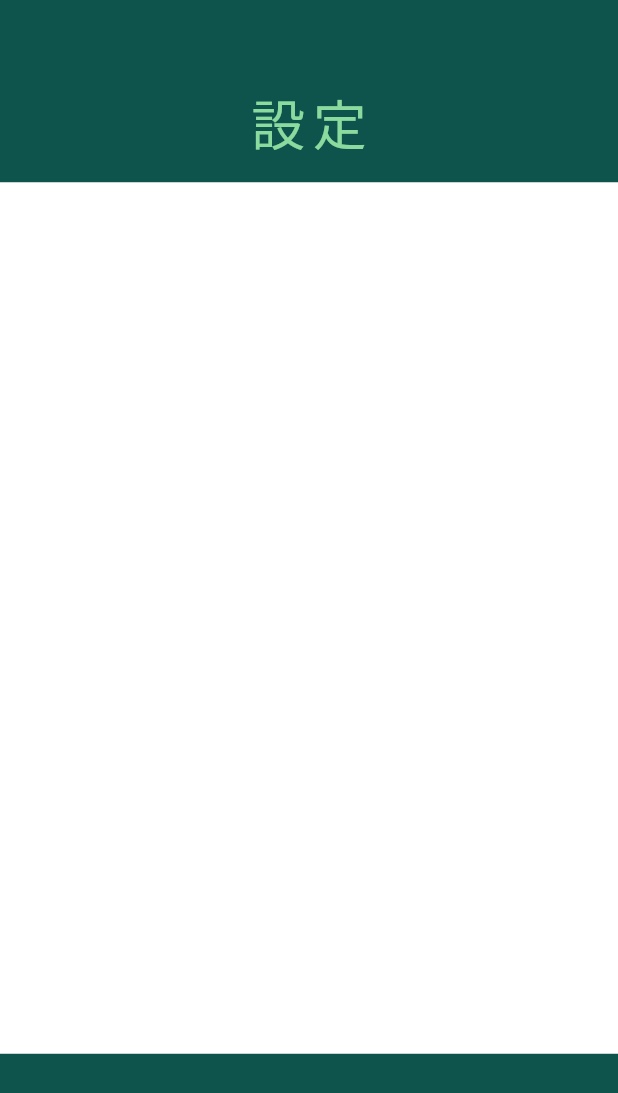
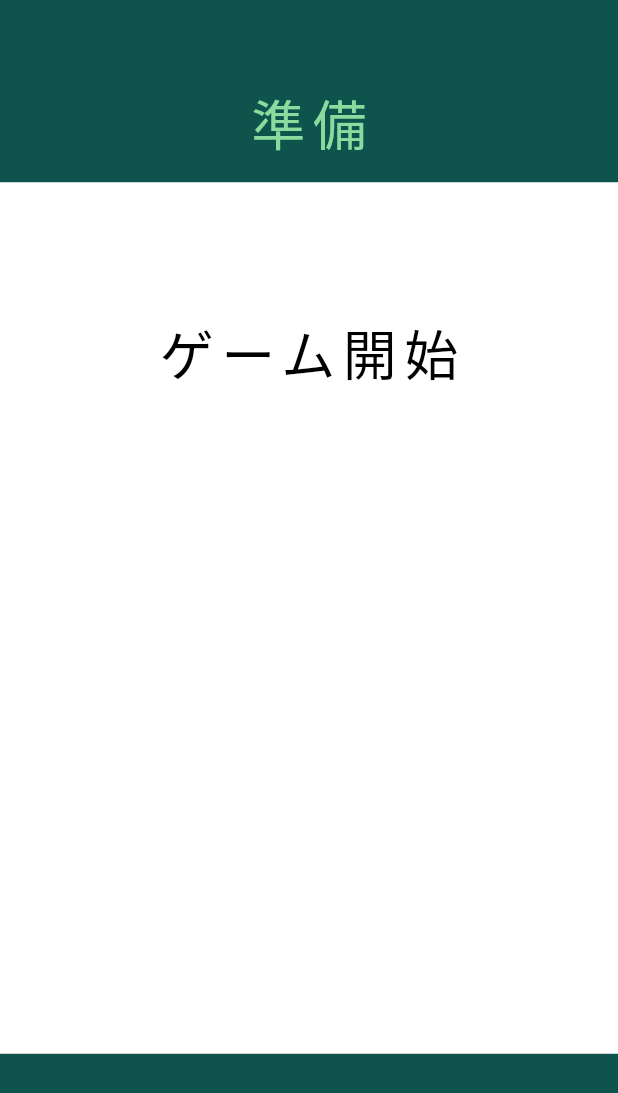
Before and after one commit to SaKkuSO10/digi_memori, a Flutter app: the SettingPage screen opened directly, on a phone screen of 412 x 824 dp. Shown: the top 1093 px of the screen. Run offline on Flutter 3.47's test engine with Material 3 defaults, Android fonts, the phone set to English and light mode, and no system bars; missing offline and left inert: flutter_timer_countdown.

Commit message:
fix:setteingpage

```diff
--- a/digigage/lib/pages/01_home_page.dart
+++ b/digigage/lib/pages/01_home_page.dart
@@ -23,7 +23,7 @@ class HomePage extends StatelessWidget {
                   onPressed:(){
                     Navigator.push(
                         context,
-                        MaterialPageRoute(builder:(context) => PreparetionPage()),
+                        MaterialPageRoute(builder:(context) => SettingPage()),
                     );
                 },
                 child: Text(
--- a/digigage/lib/pages/02_setting_page.dart
+++ b/digigage/lib/pages/02_setting_page.dart
@@ -33,7 +33,7 @@ class _SettingPageState extends State<SettingPage>{
                                 height: 163,
                                 alignment: Alignment.center,
                                 child: const Text(
-                                    '設定',
+                                    '準備',
                                     style: TextStyle(
                                         fontSize:36,
                                         letterSpacing:5,
@@ -54,12 +54,31 @@ class _SettingPageState extends State<SettingPage>{
                                 width: double.infinity,
                                 height: 581,
                                 color: Colors.white,
+                                child: Column(
+                                    children:<Widget>[
+                                        SizedBox(height:80),
 
+                                            TextButton(
+                                                onPressed:(){
+                                                Navigator.push(
+                                                            context,
+                                                            MaterialPageRoute(builder:(context) => MemoryPage(initialMinutes: selectedMinutes)),
+                                                        );
+                                                },
+                                            child: Text('ゲーム開始',
+                                                style: TextStyle(
+                                                fontSize:36,
+                                                color: Colors.black,
+                                                letterSpacing:5,
+                                                ),
+                                            ),
+                                        ),]
                                         ),
-                        )
-                                    ],
+                                    ),
                                 ),
-                            )
-                        );
+                            ],
+                        ),
+                    )
+                );
             }
 }
```
